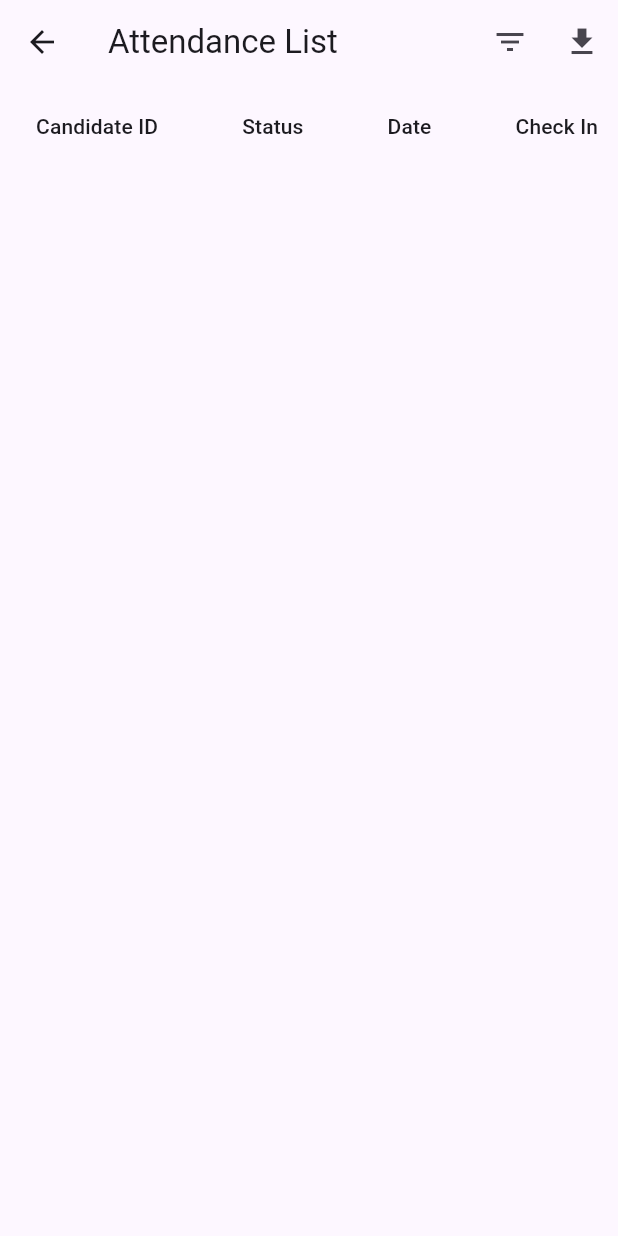
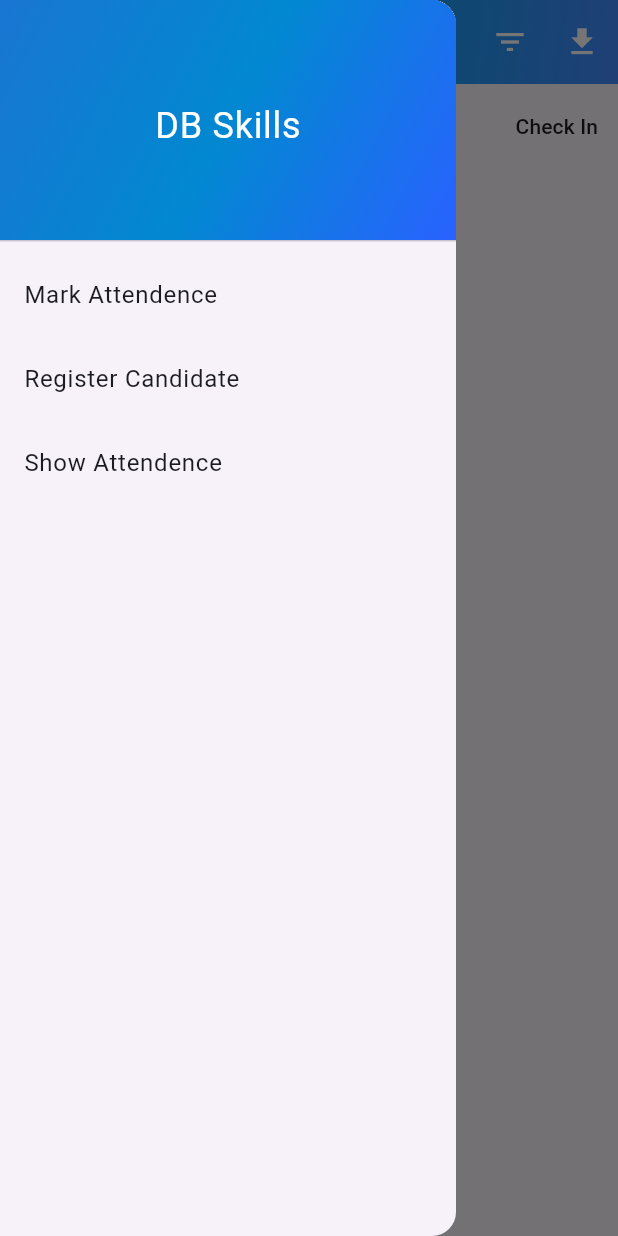
Before and after one commit to Siddhesh-crypt/Attendance_App, a Flutter app: the AttendanceListPage screen opened directly, with the side drawer open (before the commit the screen has no drawer), on a phone screen of 412 x 824 dp. Run offline on Flutter 3.47's test engine with Material 3 defaults, Android fonts, the phone set to English and light mode, and no system bars; our stand-ins replace fluttertoast, image_picker, permission_handler, shared_preferences; missing offline and left inert: mysql1; accounts and stored records are empty; network calls fail.

Commit message:
small changes

```diff
--- a/lib/screens/AnimatedDrawer.dart
+++ b/lib/screens/AnimatedDrawer.dart
@@ -61,14 +61,16 @@ class _AnimatedDrawerState extends State<AnimatedDrawer> with SingleTickerProvid
                       DrawerHeader(
                         decoration: BoxDecoration(
                           gradient: LinearGradient(
-                            colors: [Colors.purple, Colors.blue],
+                            colors: [Colors.blue.shade700, Colors.lightBlue.shade700, Colors.blueAccent.shade700],
                             begin: Alignment.topLeft,
                             end: Alignment.bottomRight,
                           ),
                         ),
-                        child: Text(
-                          'DB Skills',
-                          style: TextStyle(color: Colors.white, fontSize: 24),
+                        child: Center(
+                          child: Text(
+                            'DB Skills',
+                            style: TextStyle(color: Colors.white, fontSize: 24),
+                          ),
                         ),
                       ),
                       ListTile(
--- a/lib/screens/attendance_list_page.dart
+++ b/lib/screens/attendance_list_page.dart
@@ -1,5 +1,6 @@
 import 'package:flutter/material.dart';
 import '../services/database_helper.dart';
+import 'AnimatedDrawer.dart';
 
 class AttendanceListPage extends StatefulWidget {
   @override
@@ -61,10 +62,11 @@ class _AttendanceListPageState extends State<AttendanceListPage> {
   Widget build(BuildContext context) {
     return Scaffold(
       appBar: AppBar(
-        title: Text('Attendance List'),
+        centerTitle: true,
+        title: Text('Attendance List', style: TextStyle(fontWeight: FontWeight.bold, color: Colors.white),),
         actions: [
           IconButton(
-            icon: Icon(Icons.filter_list),
+            icon: Icon(Icons.filter_list, color: Colors.white,),
             onPressed: () async {
               DateTime? selectedDate = await showDatePicker(
                 context: context,
@@ -76,11 +78,21 @@ class _AttendanceListPageState extends State<AttendanceListPage> {
             },
           ),
           IconButton(
-            icon: Icon(Icons.download),
+            icon: Icon(Icons.download, color: Colors.white,),
             onPressed: _downloadCsv,
           ),
         ],
+        flexibleSpace: Container(
+          decoration: BoxDecoration(
+            gradient: LinearGradient(
+              colors: [Colors.blue, Colors.lightBlue, Colors.blueAccent],
+              begin: Alignment.topLeft,
+              end: Alignment.bottomRight,
+            ),
+          ),
+        ),
       ),
+      drawer: AnimatedDrawer(),
       body: SingleChildScrollView(
         scrollDirection: Axis.horizontal,
         child: _loading
```
